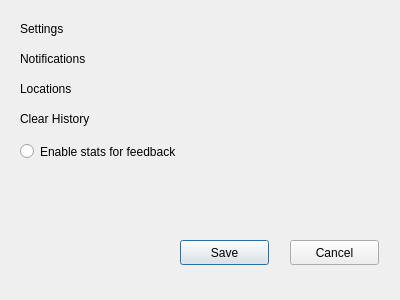
This is test-cpp/settingsdialog.ui in bmeireles/RevelaPreco2-CppProject as Qt 5 draws it before an edit. The edited form follows.
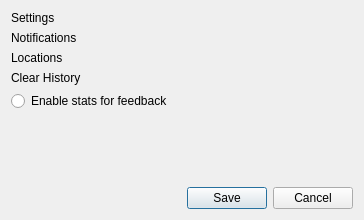
This is the edited form.

The edit to the form file:
```diff
--- a/test-cpp/settingsdialog.ui
+++ b/test-cpp/settingsdialog.ui
@@ -6,104 +6,94 @@
    <rect>
     <x>0</x>
     <y>0</y>
-    <width>400</width>
-    <height>300</height>
+    <width>364</width>
+    <height>220</height>
    </rect>
   </property>
   <property name="windowTitle">
    <string>Dialog</string>
   </property>
+  <layout class="QVBoxLayout" name="verticalLayout">
+   <item>
   <widget class="QLabel" name="label">
-   <property name="geometry">
-    <rect>
-     <x>20</x>
-     <y>20</y>
-     <width>67</width>
-     <height>17</height>
-    </rect>
-   </property>
    <property name="text">
     <string>Settings</string>
    </property>
   </widget>
+   </item>
+   <item>
   <widget class="QLabel" name="label_2">
-   <property name="geometry">
-    <rect>
-     <x>20</x>
-     <y>50</y>
-     <width>91</width>
-     <height>17</height>
-    </rect>
-   </property>
    <property name="text">
     <string>Notifications</string>
    </property>
   </widget>
+   </item>
+   <item>
   <widget class="QLabel" name="label_3">
-   <property name="geometry">
-    <rect>
-     <x>20</x>
-     <y>80</y>
-     <width>81</width>
-     <height>17</height>
-    </rect>
-   </property>
    <property name="text">
     <string>Locations</string>
    </property>
   </widget>
+   </item>
+   <item>
   <widget class="QLabel" name="label_4">
-   <property name="geometry">
-    <rect>
-     <x>20</x>
-     <y>110</y>
-     <width>101</width>
-     <height>17</height>
-    </rect>
-   </property>
    <property name="text">
     <string>Clear History</string>
    </property>
   </widget>
+   </item>
+   <item>
   <widget class="QRadioButton" name="radioButton">
-   <property name="geometry">
-    <rect>
-     <x>20</x>
-     <y>140</y>
-     <width>201</width>
-     <height>23</height>
-    </rect>
-   </property>
    <property name="text">
     <string>Enable stats for feedback</string>
    </property>
   </widget>
+   </item>
+   <item>
+    <spacer name="verticalSpacer">
+     <property name="orientation">
+      <enum>Qt::Vertical</enum>
+     </property>
+     <property name="sizeHint" stdset="0">
+      <size>
+       <width>20</width>
+       <height>31</height>
+      </size>
+     </property>
+    </spacer>
+   </item>
+   <item>
+    <layout class="QHBoxLayout" name="horizontalLayout">
+     <item>
+      <spacer name="horizontalSpacer">
+       <property name="orientation">
+        <enum>Qt::Horizontal</enum>
+       </property>
+       <property name="sizeHint" stdset="0">
+        <size>
+         <width>40</width>
+         <height>20</height>
+        </size>
+       </property>
+      </spacer>
+     </item>
+     <item>
   <widget class="QPushButton" name="pushButton">
-   <property name="geometry">
-    <rect>
-     <x>180</x>
-     <y>240</y>
-     <width>89</width>
-     <height>25</height>
-    </rect>
-   </property>
    <property name="text">
     <string>Save</string>
    </property>
   </widget>
+     </item>
+     <item>
   <widget class="QPushButton" name="pushButton_2">
-   <property name="geometry">
-    <rect>
-     <x>290</x>
-     <y>240</y>
-     <width>89</width>
-     <height>25</height>
-    </rect>
-   </property>
    <property name="text">
     <string>Cancel</string>
    </property>
   </widget>
+     </item>
+    </layout>
+   </item>
+  </layout>
  </widget>
  <resources/>
  <connections/>
```
Lines whose indentation alone changed are shown as unchanged.
